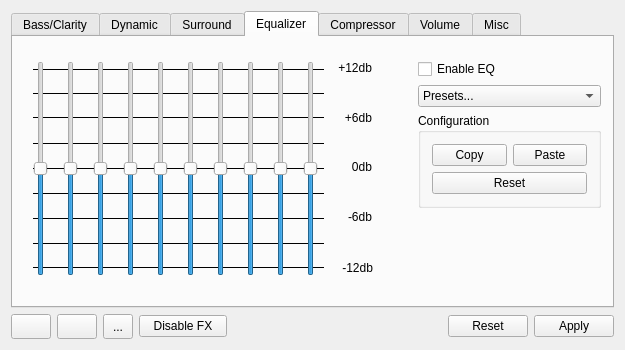
Old version of the form mainwindow.ui in the repository Audio4Linux/Viper4Linux-GUI.
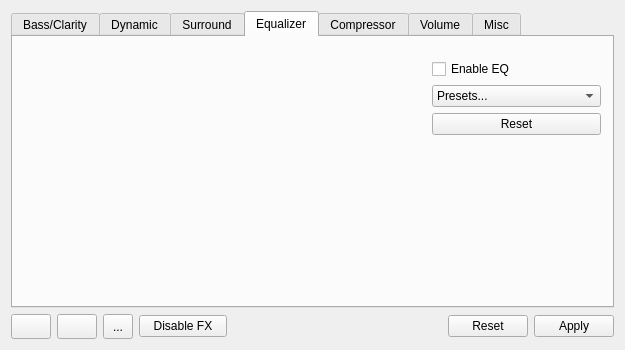
New version of the form. The open tabs and pages were chosen to show the change. Icons and pictures are not drawn. Custom widgets are drawn as their Qt base class.

Commit message: New equalizer design ...and removed dark material stylesheet

```diff
--- a/mainwindow.ui
+++ b/mainwindow.ui
@@ -1133,554 +1133,12 @@
        <attribute name="title">
         <string>Equalizer</string>
        </attribute>
-       <layout class="QHBoxLayout" name="horizontalLayout_7">
+       <layout class="QHBoxLayout" name="horizontalLayout_7" stretch="7,3">
+        <property name="spacing">
+         <number>15</number>
+        </property>
         <item>
-         <widget class="QFrame" name="eq_container">
-          <property name="minimumSize">
-           <size>
-            <width>360</width>
-            <height>0</height>
-           </size>
-          </property>
-          <property name="frameShape">
-           <enum>QFrame::NoFrame</enum>
-          </property>
-          <property name="frameShadow">
-           <enum>QFrame::Raised</enum>
-          </property>
-          <widget class="QLabel" name="eq_p12db">
-           <property name="geometry">
-            <rect>
-             <x>300</x>
-             <y>10</y>
-             <width>48</width>
-             <height>20</height>
-            </rect>
-           </property>
-           <property name="text">
-            <string>+12db</string>
-           </property>
-           <property name="alignment">
-            <set>Qt::AlignRight|Qt::AlignTrailing|Qt::AlignVCenter</set>
-           </property>
-          </widget>
-          <widget class="QSlider" name="eq5">
-           <property name="geometry">
-            <rect>
-             <x>129</x>
-             <y>13</y>
-             <width>16</width>
-             <height>215</height>
-            </rect>
-           </property>
-           <property name="minimum">
-            <number>-1200</number>
-           </property>
-           <property name="maximum">
-            <number>1200</number>
-           </property>
-           <property name="singleStep">
-            <number>1</number>
-           </property>
-           <property name="pageStep">
-            <number>50</number>
-           </property>
-           <property name="orientation">
-            <enum>Qt::Vertical</enum>
-           </property>
-          </widget>
-          <widget class="QSlider" name="eq2">
-           <property name="geometry">
-            <rect>
-             <x>39</x>
-             <y>13</y>
-             <width>16</width>
-             <height>215</height>
-            </rect>
-           </property>
-           <property name="minimum">
-            <number>-1200</number>
-           </property>
-           <property name="maximum">
-            <number>1200</number>
-           </property>
-           <property name="singleStep">
-            <number>1</number>
-           </property>
-           <property name="pageStep">
-            <number>50</number>
-           </property>
-           <property name="orientation">
-            <enum>Qt::Vertical</enum>
-           </property>
-          </widget>
-          <widget class="Line" name="line_0db">
-           <property name="geometry">
-            <rect>
-             <x>9</x>
-             <y>110</y>
-             <width>291</width>
-             <height>20</height>
-            </rect>
-           </property>
-           <property name="frameShadow">
-            <enum>QFrame::Plain</enum>
-           </property>
-           <property name="orientation">
-            <enum>Qt::Horizontal</enum>
-           </property>
-          </widget>
-          <widget class="Line" name="line_p12db">
-           <property name="geometry">
-            <rect>
-             <x>9</x>
-             <y>11</y>
-             <width>291</width>
-             <height>20</height>
-            </rect>
-           </property>
-           <property name="frameShadow">
-            <enum>QFrame::Plain</enum>
-           </property>
-           <property name="orientation">
-            <enum>Qt::Horizontal</enum>
-           </property>
-          </widget>
-          <widget class="Line" name="line_0db_2">
-           <property name="geometry">
-            <rect>
-             <x>9</x>
-             <y>59</y>
-             <width>291</width>
-             <height>20</height>
-            </rect>
-           </property>
-           <property name="frameShadow">
-            <enum>QFrame::Plain</enum>
-           </property>
-           <property name="orientation">
-            <enum>Qt::Horizontal</enum>
-           </property>
-          </widget>
-          <widget class="QSlider" name="eq3">
-           <property name="geometry">
-            <rect>
-             <x>69</x>
-             <y>13</y>
-             <width>16</width>
-             <height>215</height>
-            </rect>
-           </property>
-           <property name="minimum">
-            <number>-1200</number>
-           </property>
-           <property name="maximum">
-            <number>1200</number>
-           </property>
-           <property name="singleStep">
-            <number>1</number>
-           </property>
-           <property name="pageStep">
-            <number>50</number>
-           </property>
-           <property name="orientation">
-            <enum>Qt::Vertical</enum>
-           </property>
-          </widget>
-          <widget class="Line" name="line_p3db">
-           <property name="geometry">
-            <rect>
-             <x>9</x>
-             <y>85</y>
-             <width>291</width>
-             <height>20</height>
-            </rect>
-           </property>
-           <property name="frameShadow">
-            <enum>QFrame::Plain</enum>
-           </property>
-           <property name="orientation">
-            <enum>Qt::Horizontal</enum>
-           </property>
-          </widget>
-          <widget class="QSlider" name="eq1">
-           <property name="geometry">
-            <rect>
-             <x>9</x>
-             <y>13</y>
-             <width>16</width>
-             <height>215</height>
-            </rect>
-           </property>
-           <property name="minimum">
-            <number>-1200</number>
-           </property>
-           <property name="maximum">
-            <number>1200</number>
-           </property>
-           <property name="singleStep">
-            <number>1</number>
-           </property>
-           <property name="pageStep">
-            <number>50</number>
-           </property>
-           <property name="value">
-            <number>0</number>
-           </property>
-           <property name="orientation">
-            <enum>Qt::Vertical</enum>
-           </property>
-          </widget>
-          <widget class="Line" name="line_p9db">
-           <property name="geometry">
-            <rect>
-             <x>9</x>
-             <y>35</y>
-             <width>291</width>
-             <height>20</height>
-            </rect>
-           </property>
-           <property name="frameShadow">
-            <enum>QFrame::Plain</enum>
-           </property>
-           <property name="orientation">
-            <enum>Qt::Horizontal</enum>
-           </property>
-          </widget>
-          <widget class="QLabel" name="eq_p6db">
-           <property name="geometry">
-            <rect>
-             <x>307</x>
-             <y>60</y>
-             <width>41</width>
-             <height>20</height>
-            </rect>
-           </property>
-           <property name="text">
-            <string>+6db</string>
-           </property>
-           <property name="alignment">
-            <set>Qt::AlignRight|Qt::AlignTrailing|Qt::AlignVCenter</set>
-           </property>
-          </widget>
-          <widget class="Line" name="line_n6db">
-           <property name="geometry">
-            <rect>
-             <x>9</x>
-             <y>160</y>
-             <width>291</width>
-             <height>20</height>
-            </rect>
-           </property>
-           <property name="frameShadow">
-            <enum>QFrame::Plain</enum>
-           </property>
-           <property name="orientation">
-            <enum>Qt::Horizontal</enum>
-           </property>
-          </widget>
-          <widget class="QSlider" name="eq10">
-           <property name="geometry">
-            <rect>
-             <x>279</x>
-             <y>13</y>
-             <width>16</width>
-             <height>215</height>
-            </rect>
-           </property>
-           <property name="minimum">
-            <number>-1200</number>
-           </property>
-           <property name="maximum">
-            <number>1200</number>
-           </property>
-           <property name="singleStep">
-            <number>1</number>
-           </property>
-           <property name="pageStep">
-            <number>50</number>
-           </property>
-           <property name="value">
-            <number>0</number>
-           </property>
-           <property name="orientation">
-            <enum>Qt::Vertical</enum>
-           </property>
-          </widget>
-          <widget class="QSlider" name="eq7">
-           <property name="geometry">
-            <rect>
-             <x>189</x>
-             <y>13</y>
-             <width>16</width>
-             <height>215</height>
-            </rect>
-           </property>
-           <property name="minimum">
-            <number>-1200</number>
-           </property>
-           <property name="maximum">
-            <number>1200</number>
-           </property>
-           <property name="singleStep">
-            <number>1</number>
-           </property>
-           <property name="pageStep">
-            <number>50</number>
-           </property>
-           <property name="value">
-            <number>0</number>
-           </property>
-           <property name="orientation">
-            <enum>Qt::Vertical</enum>
-           </property>
-          </widget>
-          <widget class="Line" name="line_n3db">
-           <property name="geometry">
-            <rect>
-             <x>9</x>
-             <y>135</y>
-             <width>291</width>
-             <height>20</height>
-            </rect>
-           </property>
-           <property name="frameShadow">
-            <enum>QFrame::Plain</enum>
-           </property>
-           <property name="orientation">
-            <enum>Qt::Horizontal</enum>
-           </property>
-          </widget>
-          <widget class="Line" name="line_n12db">
-           <property name="geometry">
-            <rect>
-             <x>9</x>
-             <y>209</y>
-             <width>291</width>
-             <height>20</height>
-            </rect>
-           </property>
-           <property name="frameShadow">
-            <enum>QFrame::Plain</enum>
-           </property>
-           <property name="orientation">
-            <enum>Qt::Horizontal</enum>
-           </property>
-          </widget>
-          <widget class="Line" name="line_n9db">
-           <property name="geometry">
-            <rect>
-             <x>9</x>
-             <y>185</y>
-             <width>291</width>
-             <height>20</height>
-            </rect>
-           </property>
-           <property name="frameShadow">
-            <enum>QFrame::Plain</enum>
-           </property>
-           <property name="orientation">
-            <enum>Qt::Horizontal</enum>
-           </property>
-          </widget>
-          <widget class="QLabel" name="eq_0db">
-           <property name="geometry">
-            <rect>
-             <x>309</x>
-             <y>110</y>
-             <width>39</width>
-             <height>17</height>
-            </rect>
-           </property>
-           <property name="text">
-            <string>0db</string>
-           </property>
-           <property name="alignment">
-            <set>Qt::AlignRight|Qt::AlignTrailing|Qt::AlignVCenter</set>
-           </property>
-          </widget>
-          <widget class="QLabel" name="eq_n6db">
-           <property name="geometry">
-            <rect>
-             <x>309</x>
-             <y>160</y>
-             <width>39</width>
-             <height>17</height>
-            </rect>
-           </property>
-           <property name="text">
-            <string>-6db</string>
-           </property>
-           <property name="alignment">
-            <set>Qt::AlignRight|Qt::AlignTrailing|Qt::AlignVCenter</set>
-           </property>
-          </widget>
-          <widget class="QSlider" name="eq8">
-           <property name="geometry">
-            <rect>
-             <x>219</x>
-             <y>13</y>
-             <width>16</width>
-             <height>215</height>
-            </rect>
-           </property>
-           <property name="minimum">
-            <number>-1200</number>
-           </property>
-           <property name="maximum">
-            <number>1200</number>
-           </property>
-           <property name="singleStep">
-            <number>1</number>
-           </property>
-           <property name="pageStep">
-            <number>50</number>
-           </property>
-           <property name="value">
-            <number>0</number>
-           </property>
-           <property name="orientation">
-            <enum>Qt::Vertical</enum>
-           </property>
-          </widget>
-          <widget class="QLabel" name="eq_n12db">
-           <property name="geometry">
-            <rect>
-             <x>300</x>
-             <y>210</y>
-             <width>49</width>
-             <height>20</height>
-            </rect>
-           </property>
-           <property name="text">
-            <string>-12db</string>
-           </property>
-           <property name="alignment">
-            <set>Qt::AlignRight|Qt::AlignTrailing|Qt::AlignVCenter</set>
-           </property>
-          </widget>
-          <widget class="QSlider" name="eq4">
-           <property name="geometry">
-            <rect>
-             <x>99</x>
-             <y>13</y>
-             <width>16</width>
-             <height>215</height>
-            </rect>
-           </property>
-           <property name="minimum">
-            <number>-1200</number>
-           </property>
-           <property name="maximum">
-            <number>1200</number>
-           </property>
-           <property name="singleStep">
-            <number>1</number>
-           </property>
-           <property name="pageStep">
-            <number>50</number>
-           </property>
-           <property name="orientation">
-            <enum>Qt::Vertical</enum>
-           </property>
-          </widget>
-          <widget class="QSlider" name="eq6">
-           <property name="geometry">
-            <rect>
-             <x>159</x>
-             <y>13</y>
-             <width>16</width>
-             <height>215</height>
-            </rect>
-           </property>
-           <property name="minimum">
-            <number>-1200</number>
-           </property>
-           <property name="maximum">
-            <number>1200</number>
-           </property>
-           <property name="singleStep">
-            <number>1</number>
-           </property>
-           <property name="pageStep">
-            <number>50</number>
-           </property>
-           <property name="value">
-            <number>0</number>
-           </property>
-           <property name="orientation">
-            <enum>Qt::Vertical</enum>
-           </property>
-          </widget>
-          <widget class="QSlider" name="eq9">
-           <property name="geometry">
-            <rect>
-             <x>249</x>
-             <y>13</y>
-             <width>16</width>
-             <height>215</height>
-            </rect>
-           </property>
-           <property name="minimum">
-            <number>-1200</number>
-           </property>
-           <property name="maximum">
-            <number>1200</number>
-           </property>
-           <property name="singleStep">
-            <number>1</number>
-           </property>
-           <property name="pageStep">
-            <number>50</number>
-           </property>
-           <property name="value">
-            <number>0</number>
-           </property>
-           <property name="orientation">
-            <enum>Qt::Vertical</enum>
-           </property>
-          </widget>
-          <zorder>line_p9db</zorder>
-          <zorder>line_n12db</zorder>
-          <zorder>line_p3db</zorder>
-          <zorder>line_n6db</zorder>
-          <zorder>line_n9db</zorder>
-          <zorder>line_0db</zorder>
-          <zorder>line_p12db</zorder>
-          <zorder>line_0db_2</zorder>
-          <zorder>line_n3db</zorder>
-          <zorder>eq_p12db</zorder>
-          <zorder>eq5</zorder>
-          <zorder>eq2</zorder>
-          <zorder>eq3</zorder>
-          <zorder>eq1</zorder>
-          <zorder>eq_p6db</zorder>
-          <zorder>eq10</zorder>
-          <zorder>eq7</zorder>
-          <zorder>eq_0db</zorder>
-          <zorder>eq_n6db</zorder>
-          <zorder>eq8</zorder>
-          <zorder>eq_n12db</zorder>
-          <zorder>eq4</zorder>
-          <zorder>eq6</zorder>
-          <zorder>eq9</zorder>
-         </widget>
-        </item>
-        <item>
-         <spacer name="horizontalSpacer_2">
-          <property name="orientation">
-           <enum>Qt::Horizontal</enum>
-          </property>
-          <property name="sizeType">
-           <enum>QSizePolicy::Expanding</enum>
-          </property>
-          <property name="sizeHint" stdset="0">
-           <size>
-            <width>40</width>
-            <height>20</height>
-           </size>
-          </property>
-         </spacer>
+         <widget class="LiquidEqualizerWidget" name="eq_widget" native="true"/>
         </item>
         <item>
          <layout class="QVBoxLayout" name="verticalLayout_18">
@@ -1696,6 +1154,12 @@
           </item>
           <item>
            <widget class="QComboBox" name="eqpreset">
+            <property name="maximumSize">
+             <size>
+              <width>16777215</width>
+              <height>16777215</height>
+             </size>
+            </property>
             <item>
              <property name="text">
               <string>Presets...</string>
@@ -1799,51 +1263,14 @@
            </widget>
           </item>
           <item>
-           <widget class="QGroupBox" name="eqconfigbox">
-            <property name="minimumSize">
-             <size>
-              <width>129</width>
-              <height>93</height>
-             </size>
+           <widget class="QPushButton" name="reset_eq">
+            <property name="text">
+             <string>Reset</string>
             </property>
-            <property name="title">
-             <string>Configuration</string>
+            <property name="icon">
+             <iconset theme="ok">
+              <normaloff>.</normaloff>.</iconset>
             </property>
-            <layout class="QHBoxLayout" name="horizontalLayout_9">
-             <item>
-              <layout class="QVBoxLayout" name="verticalLayout_19">
-               <item>
-                <layout class="QHBoxLayout" name="horizontalLayout_8">
-                 <item>
-                  <widget class="QPushButton" name="copy_eq">
-                   <property name="text">
-                    <string>Copy</string>
-                   </property>
-                  </widget>
-                 </item>
-                 <item>
-                  <widget class="QPushButton" name="paste_eq">
-                   <property name="text">
-                    <string>Paste</string>
-                   </property>
-                  </widget>
-                 </item>
-                </layout>
-               </item>
-               <item>
-                <widget class="QPushButton" name="reset_eq">
-                 <property name="text">
-                  <string>Reset</string>
-                 </property>
-                 <property name="icon">
-                  <iconset theme="ok">
-                   <normaloff>.</normaloff>.</iconset>
-                 </property>
-                </widget>
-               </item>
-              </layout>
-             </item>
-            </layout>
            </widget>
           </item>
           <item>
@@ -3345,6 +2772,14 @@
   </widget>
  </widget>
  <layoutdefault spacing="6" margin="11"/>
+ <customwidgets>
+  <customwidget>
+   <class>LiquidEqualizerWidget</class>
+   <extends>QWidget</extends>
+   <header>dialog/liquidequalizerwidget.h</header>
+   <container>1</container>
+  </customwidget>
+ </customwidgets>
  <tabstops>
   <tabstop>tabhost</tabstop>
   <tabstop>vb</tabstop>
```
Left out of the diff: 12 changed lines with no effect on the pictures. The commit also changes 17 other files.
